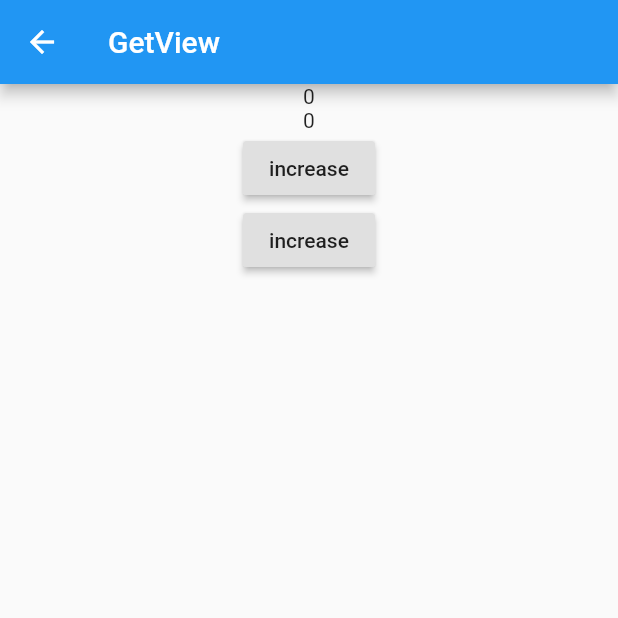
After one commit to sudar-life/sample_getx, a Flutter app: the GetViewSampleWidget screen opened directly, on a phone screen of 412 x 824 dp, the top half of it. The commit adds this screen. Run offline on Flutter 3.47's test engine with Material 2 defaults, Android fonts, the phone set to English and light mode, and no system bars; our stand-ins replace get.

Commit message:
작업중

```diff
--- a/lib/src/controller/count_controller_with_update.dart
+++ b/lib/src/controller/count_controller_with_update.dart
@@ -1,9 +1,9 @@
+import 'package:get/get.dart';
 import 'package:get/get_state_manager/get_state_manager.dart';
 
 class CountControllerWithUpdate extends GetxController {
-  int count = 0;
+  RxInt count = 0.obs;
   void increase() {
     count++;
-    update();
   }
 }
--- /dev/null
+++ b/lib/src/controller/getx_controller_test.dart
@@ -0,0 +1,3 @@
+import 'package:get/get_state_manager/get_state_manager.dart';
+
+class GetxControllerTest extends GetxController {}
--- /dev/null
+++ b/lib/src/controller/getx_service_test.dart
@@ -0,0 +1,3 @@
+import 'package:get/get.dart';
+
+class GetxServiceTest extends GetxService {}
--- /dev/null
+++ b/lib/src/pages/get_view_sample.dart
@@ -0,0 +1,38 @@
+import 'package:flutter/material.dart';
+import 'package:get/get.dart';
+import 'package:sample_getx/src/controller/count_controller_with_reactive.dart';
+import 'package:sample_getx/src/controller/count_controller_with_update.dart';
+
+class GetViewSampleWidget extends StatelessWidget {
+  const GetViewSampleWidget({Key key}) : super(key: key);
+  @override
+  Widget build(BuildContext context) {
+    Get.put(CountControllerWithReactive());
+    Get.put(CountControllerWithUpdate());
+    return Scaffold(
+      appBar: AppBar(
+        title: Text("GetView"),
+      ),
+      body: Center(child: Obx(() {
+        return Column(
+          children: [
+            Text(Get.find<CountControllerWithReactive>().count.toString()),
+            Text(Get.find<CountControllerWithUpdate>().count.toString()),
+            RaisedButton(
+              child: Text("increase"),
+              onPressed: () {
+                Get.find<CountControllerWithReactive>().increase();
+              },
+            ),
+            RaisedButton(
+              child: Text("increase"),
+              onPressed: () {
+                Get.find<CountControllerWithUpdate>().increase();
+              },
+            ),
+          ],
+        );
+      })),
+    );
+  }
+}
--- a/pubspec.yaml
+++ b/pubspec.yaml
@@ -28,7 +28,7 @@ dependencies:
   # The following adds the Cupertino Icons font to your application.
   # Use with the CupertinoIcons class for iOS style icons.
   cupertino_icons: ^0.1.3
-  get: ^3.13.2
+  get: ^3.24.0
 
 dev_dependencies:
   flutter_test:
```
Also changed, not shown: lib/main.dart (+6 -1 lines), lib/src/home.dart (+30 -2 lines), lib/src/pages/getx_controller_widget.dart (added, +10 -0 lines), lib/src/pages/getx_service_widget.dart (added, +10 -0 lines), lib/src/pages/sample.dart (added, +15 -0 lines), pubspec.lock, 6 other files.
